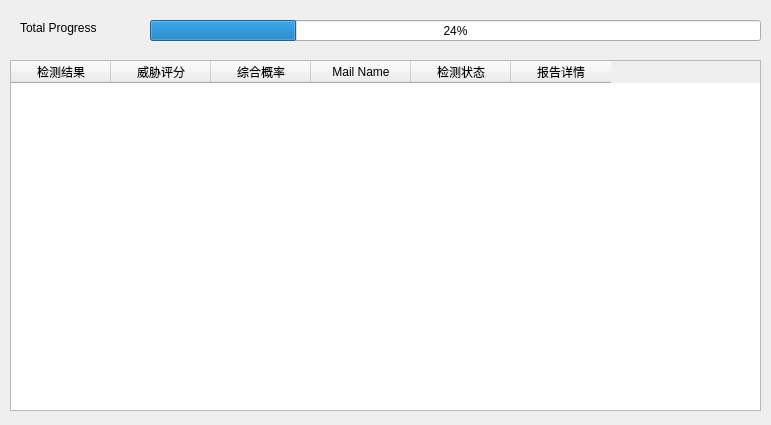
LunziQwQ/Phishing-email-filter, file ui/view/DetectReport.ui: the form before one commit.
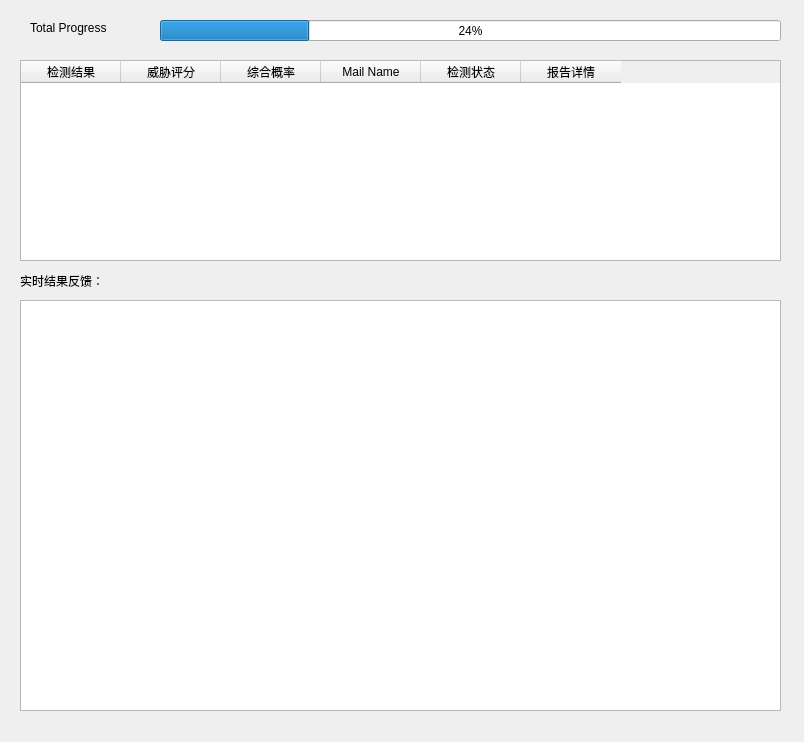
The form after the commit.

Commit message: DetectReport,ui 结果报表中添加了“实时结果反馈”框

The edit to the form file:
```diff
--- a/ui/view/DetectReport.ui
+++ b/ui/view/DetectReport.ui
@@ -6,8 +6,8 @@
    <rect>
     <x>0</x>
     <y>0</y>
-    <width>771</width>
-    <height>425</height>
+    <width>804</width>
+    <height>742</height>
    </rect>
   </property>
   <property name="windowTitle">
@@ -16,9 +16,9 @@
   <widget class="QProgressBar" name="progressBar">
    <property name="geometry">
     <rect>
-     <x>150</x>
+     <x>160</x>
      <y>20</y>
-     <width>611</width>
+     <width>621</width>
      <height>21</height>
     </rect>
    </property>
@@ -29,7 +29,7 @@
   <widget class="QLabel" name="label_2">
    <property name="geometry">
     <rect>
-     <x>20</x>
+     <x>30</x>
      <y>20</y>
      <width>121</width>
      <height>16</height>
@@ -42,10 +42,10 @@
   <widget class="QTableWidget" name="tableWidget_2">
    <property name="geometry">
     <rect>
-     <x>10</x>
+     <x>20</x>
      <y>60</y>
-     <width>751</width>
-     <height>351</height>
+     <width>761</width>
+     <height>201</height>
     </rect>
    </property>
    <column>
@@ -84,6 +84,29 @@
     </property>
    </column>
   </widget>
+  <widget class="QTextBrowser" name="textBrowser">
+   <property name="geometry">
+    <rect>
+     <x>20</x>
+     <y>300</y>
+     <width>761</width>
+     <height>411</height>
+    </rect>
+   </property>
+  </widget>
+  <widget class="QLabel" name="label">
+   <property name="geometry">
+    <rect>
+     <x>20</x>
+     <y>270</y>
+     <width>121</width>
+     <height>21</height>
+    </rect>
+   </property>
+   <property name="text">
+    <string>实时结果反馈：</string>
+   </property>
+  </widget>
  </widget>
  <resources/>
  <connections/>
```
